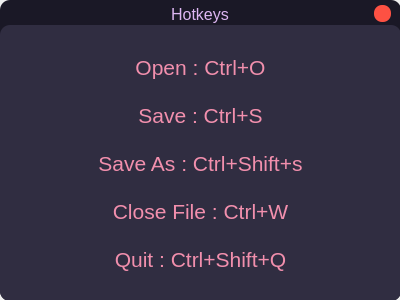
Before: the Qt Designer form assets/HotkeyWidget.ui in harish3124/Texton, drawn with Qt 5.
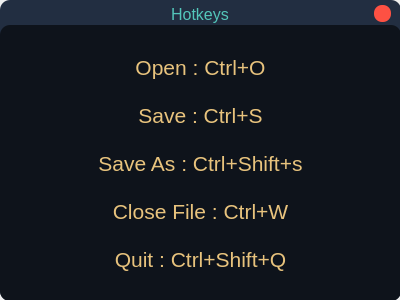
After: the same form once the commit is applied.

The edit to the form file:
```diff
--- a/assets/HotkeyWidget.ui
+++ b/assets/HotkeyWidget.ui
@@ -30,7 +30,7 @@
    </property>
    <property name="styleSheet">
     <string notr="true">border-radius: 10px;
-background-color: #1A1826;</string>
+background-color: rgb(34, 46, 65);</string>
    </property>
    <property name="frameShape">
     <enum>QFrame::NoFrame</enum>
@@ -125,9 +125,7 @@
           </font>
          </property>
          <property name="styleSheet">
-          <string notr="true">color: #DDB6F2;
-
-</string>
+          <string notr="true">color: #53c6ba;</string>
          </property>
          <property name="text">
           <string>Hotkeys</string>
@@ -209,7 +207,7 @@
        <item>
         <widget class="QFrame" name="hotkey_frame">
          <property name="styleSheet">
-          <string notr="true">background-color: #302D41;</string>
+          <string notr="true">background-color: #0E131B;</string>
          </property>
          <property name="frameShape">
           <enum>QFrame::StyledPanel</enum>
@@ -239,7 +237,7 @@
              </font>
             </property>
             <property name="styleSheet">
-             <string notr="true">color: #F28FAD;</string>
+             <string notr="true">color: #e8c37d;</string>
             </property>
             <property name="text">
              <string>Open : Ctrl+O
```
